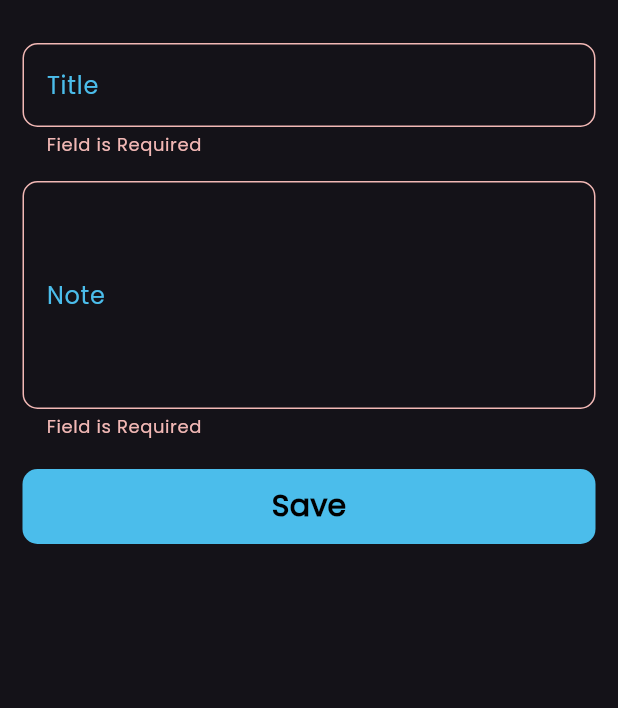
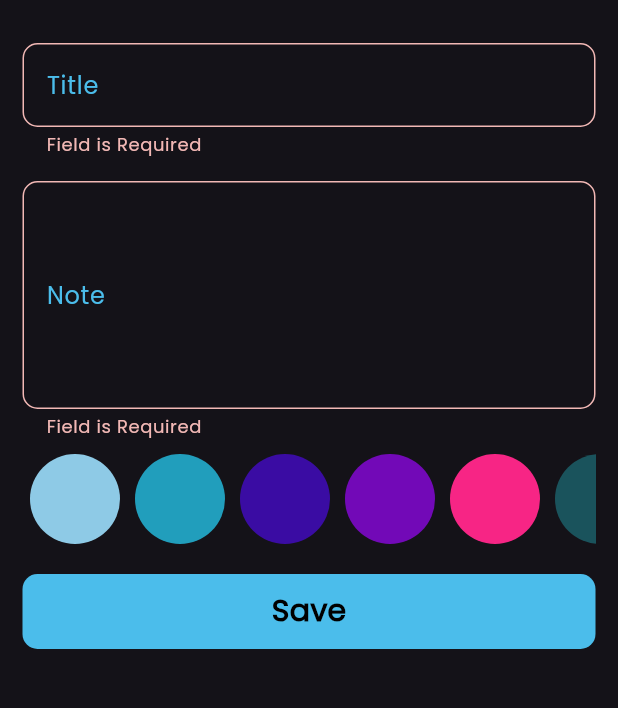
Before and after one commit to MahmoudHassan2505/Notes-App, a Flutter app: the EditNotePage screen opened directly with empty values, after a tap on "Save", on a phone screen of 412 x 824 dp, the part 71-779 px from its top. Run offline on Flutter 3.47's test engine with Material 3 defaults, Android fonts, the phone set to English and light mode, and no system bars; our stand-ins replace flutter_bloc, hive, hive_flutter; accounts and stored records are empty.

Commit message:
Color Picker is working in editing note

```diff
--- a/lib/constants.dart
+++ b/lib/constants.dart
@@ -3,10 +3,15 @@ import 'package:flutter/material.dart';
 const kPrimaryColor = Color.fromARGB(255, 75, 189, 235);
 const KNoteBox = 'KNoteBox';
 const KColorList = [
-  Color.fromARGB(255, 96, 11, 146),
-  Colors.amber,
-  Colors.blueAccent,
-  Colors.blueGrey,
-  Colors.redAccent,
-  Colors.lightGreenAccent
+  Color(0xff8ecae6),
+  Color(0xff219ebc),
+  Color(0xff3a0ca3),
+  Color(0xff7209b7),
+  Color(0xfff72585),
+  Color(0xff1a535c),
+  Color(0xff4ecdc4),
+  Color(0xff14213d),
+  Color(0xfffb8500),
+  Color(0xffffb703),
+  Color(0xff023047),
 ];
--- a/lib/widgets/add_note_form.dart
+++ b/lib/widgets/add_note_form.dart
@@ -54,7 +54,7 @@ class _AddNoteFormState extends State<AddNoteForm> {
           const SizedBox(
             height: 16,
           ),
-          ColorsList(),
+          const ColorsList(),
           const SizedBox(
             height: 30,
           ),
--- /dev/null
+++ b/lib/widgets/edit_note_color_list.dart
@@ -0,0 +1,39 @@
+import 'package:flutter/material.dart';
+import 'package:notes_app/constants.dart';
+import 'package:notes_app/models/note_model.dart';
+import 'package:notes_app/widgets/color_item.dart';
+
+class EditNoteColorList extends StatefulWidget {
+  final NoteModel noteModel;
+  const EditNoteColorList({super.key, required this.noteModel});
+
+  @override
+  State<EditNoteColorList> createState() => _EditNoteColorListState();
+}
+
+class _EditNoteColorListState extends State<EditNoteColorList> {
+  @override
+  Widget build(BuildContext context) {
+    int current = KColorList.indexOf(Color(widget.noteModel.color));
+    return SizedBox(
+      height: 60,
+      child: ListView.builder(
+        itemCount: KColorList.length,
+        scrollDirection: Axis.horizontal,
+        itemBuilder: (context, index) {
+          return GestureDetector(
+            onTap: () {
+              current = index;
+              widget.noteModel.color = KColorList[current].value;
+              setState(() {});
+            },
+            child: ColorItem(
+              color: KColorList[index],
+              isActive: current == index,
+            ),
+          );
+        },
+      ),
+    );
+  }
+}
--- a/lib/widgets/edit_note_page_body.dart
+++ b/lib/widgets/edit_note_page_body.dart
@@ -4,6 +4,7 @@ import 'package:notes_app/cubits/fetch_note_cubit/fetch_note_cubit.dart';
 import 'package:notes_app/models/note_model.dart';
 import 'package:notes_app/widgets/custom_button.dart';
 import 'package:notes_app/widgets/custom_textfield.dart';
+import 'package:notes_app/widgets/edit_note_color_list.dart';
 
 class EditNotePageBody extends StatefulWidget {
   final NoteModel noteModel;
@@ -19,7 +20,7 @@ class _EditNotePageBodyState extends State<EditNotePageBody> {
   @override
   Widget build(BuildContext context) {
     return Padding(
-      padding: EdgeInsets.symmetric(horizontal: 15),
+      padding: const EdgeInsets.symmetric(horizontal: 15),
       child: SingleChildScrollView(
         child: Form(
           key: formKey,
@@ -49,6 +50,12 @@ class _EditNotePageBodyState extends State<EditNotePageBody> {
                 },
               ),
               const SizedBox(
+                height: 10,
+              ),
+              EditNoteColorList(
+                noteModel: widget.noteModel,
+              ),
+              const SizedBox(
                 height: 20,
               ),
               CustomButton(
```
